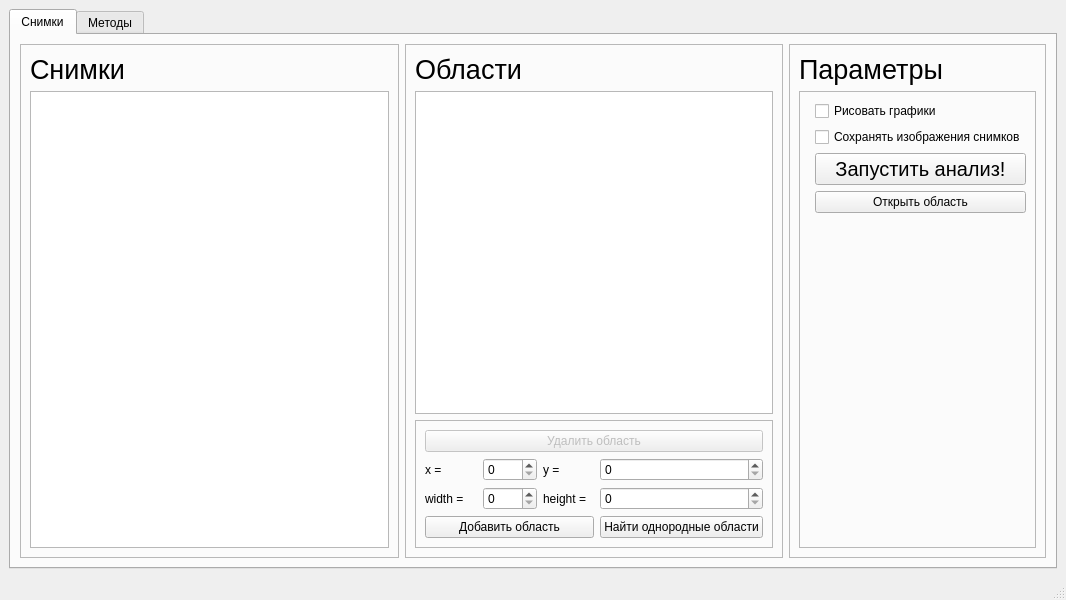
Old version of the form config UI/main_window.ui in the repository Limuranius/FY3D-image-analyzer.
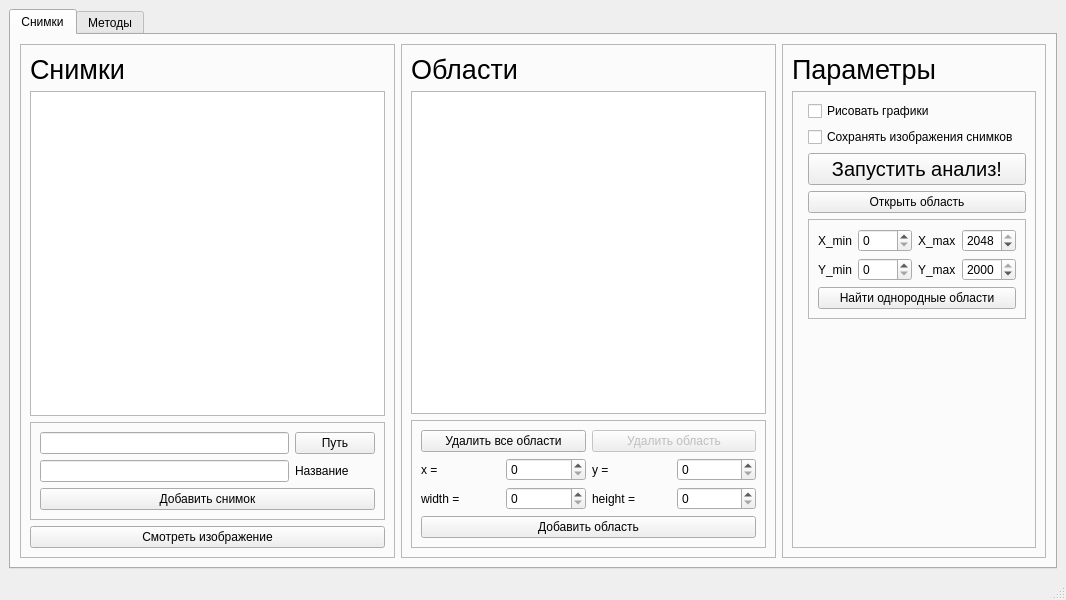
New version of the form.

What changed in the file:
```diff
--- a/config UI/main_window.ui
+++ b/config UI/main_window.ui
@@ -49,6 +49,52 @@
            <item>
             <widget class="QListWidget" name="listWidget_images"/>
            </item>
+           <item>
+            <widget class="QFrame" name="frame_9">
+             <property name="frameShape">
+              <enum>QFrame::StyledPanel</enum>
+             </property>
+             <property name="frameShadow">
+              <enum>QFrame::Raised</enum>
+             </property>
+             <layout class="QGridLayout" name="gridLayout_2">
+              <item row="0" column="1">
+               <widget class="QPushButton" name="pushButton_img_path">
+                <property name="text">
+                 <string>Путь</string>
+                </property>
+               </widget>
+              </item>
+              <item row="0" column="0">
+               <widget class="QLineEdit" name="lineEdit_img_path"/>
+              </item>
+              <item row="2" column="0" colspan="2">
+               <widget class="QPushButton" name="pushButton_add_image">
+                <property name="text">
+                 <string>Добавить снимок</string>
+                </property>
+               </widget>
+              </item>
+              <item row="1" column="0">
+               <widget class="QLineEdit" name="lineEdit_img_name"/>
+              </item>
+              <item row="1" column="1">
+               <widget class="QLabel" name="label_11">
+                <property name="text">
+                 <string>Название</string>
+                </property>
+               </widget>
+              </item>
+             </layout>
+            </widget>
+           </item>
+           <item>
+            <widget class="QPushButton" name="pushButton_see_image">
+             <property name="text">
+              <string>Смотреть изображение</string>
+             </property>
+            </widget>
+           </item>
           </layout>
          </widget>
         </item>
@@ -85,63 +131,63 @@
               <enum>QFrame::Raised</enum>
              </property>
              <layout class="QGridLayout" name="gridLayout">
-              <item row="1" column="0">
-               <widget class="QLabel" name="label_2">
-                <property name="text">
-                 <string>x =</string>
-                </property>
-               </widget>
-              </item>
-              <item row="1" column="2">
+              <item row="2" column="2">
                <widget class="QLabel" name="label_7">
                 <property name="text">
                  <string>y =</string>
                 </property>
                </widget>
               </item>
+              <item row="3" column="1">
+               <widget class="QSpinBox" name="spinBox_add_area_width">
+                <property name="maximum">
+                 <number>3000</number>
+                </property>
+               </widget>
+              </item>
               <item row="2" column="0">
+               <widget class="QLabel" name="label_2">
+                <property name="text">
+                 <string>x =</string>
+                </property>
+               </widget>
+              </item>
+              <item row="3" column="0">
                <widget class="QLabel" name="label_8">
                 <property name="text">
                  <string>width =</string>
                 </property>
                </widget>
               </item>
-              <item row="2" column="1">
-               <widget class="QSpinBox" name="spinBox_add_area_width">
-                <property name="maximum">
-                 <number>3000</number>
-                </property>
-               </widget>
-              </item>
-              <item row="2" column="2">
-               <widget class="QLabel" name="label_9">
-                <property name="text">
-                 <string>height =</string>
-                </property>
-               </widget>
-              </item>
-              <item row="1" column="3">
+              <item row="2" column="3">
                <widget class="QSpinBox" name="spinBox_add_area_y">
                 <property name="maximum">
                  <number>3000</number>
                 </property>
                </widget>
               </item>
-              <item row="1" column="1">
+              <item row="2" column="1">
                <widget class="QSpinBox" name="spinBox_add_area_x">
                 <property name="maximum">
                  <number>3000</number>
                 </property>
                </widget>
               </item>
-              <item row="2" column="3">
+              <item row="3" column="3">
                <widget class="QSpinBox" name="spinBox_add_area_height">
                 <property name="maximum">
                  <number>3000</number>
                 </property>
                </widget>
               </item>
-              <item row="0" column="0" colspan="4">
+              <item row="3" column="2">
+               <widget class="QLabel" name="label_9">
+                <property name="text">
+                 <string>height =</string>
+                </property>
+               </widget>
+              </item>
+              <item row="1" column="2" colspan="2">
                <widget class="QPushButton" name="pushButton_del_area">
                 <property name="enabled">
                  <bool>false</bool>
@@ -151,20 +197,23 @@
                 </property>
                </widget>
               </item>
-              <item row="5" column="0" colspan="3">
+              <item row="1" column="0" colspan="2">
+               <widget class="QPushButton" name="pushButton_del_all_areas">
+                <property name="enabled">
+                 <bool>true</bool>
+                </property>
+                <property name="text">
+                 <string>Удалить все области</string>
+                </property>
+               </widget>
+              </item>
+              <item row="6" column="0" colspan="4">
                <widget class="QPushButton" name="pushButton_add_area">
                 <property name="text">
                  <string>Добавить область</string>
                 </property>
                </widget>
               </item>
-              <item row="5" column="3">
-               <widget class="QPushButton" name="pushButton_add_monotone_areas">
-                <property name="text">
-                 <string>Найти однородные области</string>
-                </property>
-               </widget>
-              </item>
              </layout>
             </widget>
            </item>
@@ -240,6 +289,87 @@
                 </property>
                </widget>
               </item>
+              <item row="5" column="1">
+               <widget class="QFrame" name="frame_10">
+                <property name="frameShape">
+                 <enum>QFrame::StyledPanel</enum>
+                </property>
+                <property name="frameShadow">
+                 <enum>QFrame::Raised</enum>
+                </property>
+                <layout class="QGridLayout" name="gridLayout_3">
+                 <item row="0" column="0">
+                  <widget class="QLabel" name="label_12">
+                   <property name="text">
+                    <string>X_min</string>
+                   </property>
+                  </widget>
+                 </item>
+                 <item row="0" column="2">
+                  <widget class="QLabel" name="label_13">
+                   <property name="text">
+                    <string>X_max</string>
+                   </property>
+                  </widget>
+                 </item>
+                 <item row="0" column="1">
+                  <widget class="QSpinBox" name="spinBox_xmin">
+                   <property name="maximum">
+                    <number>2048</number>
+                   </property>
+                  </widget>
+                 </item>
+                 <item row="0" column="3">
+                  <widget class="QSpinBox" name="spinBox_xmax">
+                   <property name="maximum">
+                    <number>2048</number>
+                   </property>
+                   <property name="value">
+                    <number>2048</number>
+                   </property>
+                  </widget>
+                 </item>
+                 <item row="1" column="0">
+                  <widget class="QLabel" name="label_14">
+                   <property name="text">
+                    <string>Y_min</string>
+                   </property>
+                  </widget>
+                 </item>
+                 <item row="1" column="1">
+                  <widget class="QSpinBox" name="spinBox_ymin">
+                   <property name="maximum">
+                    <number>2000</number>
+                   </property>
+                  </widget>
+                 </item>
+                 <item row="1" column="2">
+                  <widget class="QLabel" name="label_15">
+                   <property name="text">
+                    <string>Y_max</string>
+                   </property>
+                  </widget>
+                 </item>
+                 <item row="1" column="3">
+                  <widget class="QSpinBox" name="spinBox_ymax">
+                   <property name="maximum">
+                    <number>2000</number>
+                   </property>
+                   <property name="value">
+                    <number>2000</number>
+                   </property>
+                  </widget>
+                 </item>
+                 <item row="2" column="0" colspan="4">
+                  <widget class="QPushButton" name="pushButton_add_monotone_areas">
+                   <property name="text">
+                    <string>Найти однородные области</string>
+                   </property>
+                  </widget>
+                 </item>
+                </layout>
+               </widget>
+              </item>
              </layout>
             </widget>
            </item>
```
Left out of the diff: 14 changed lines with no effect on the pictures.
